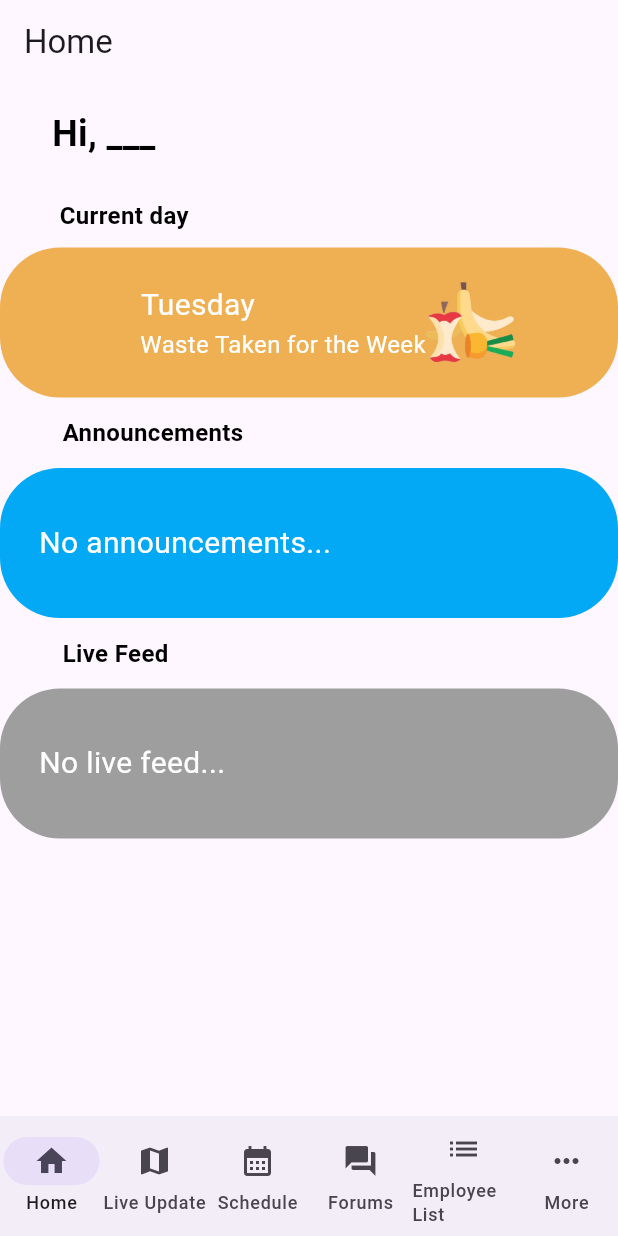
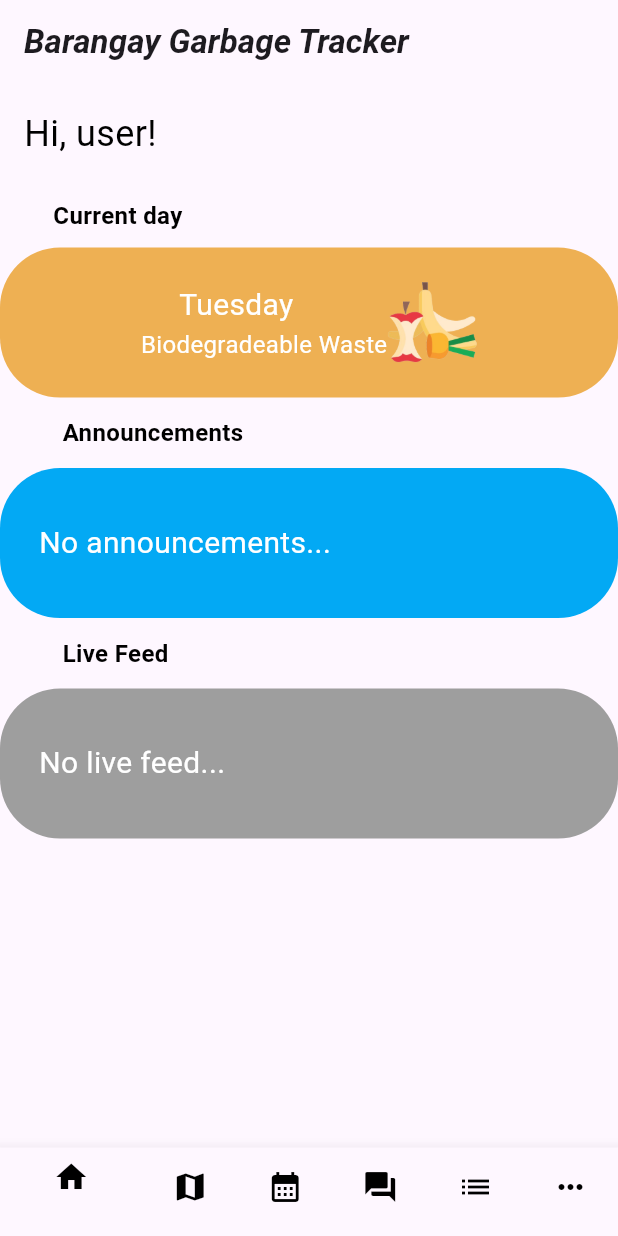
Before and after one commit to johanndgzmn/Criminal-Management, a Flutter app: the screen it shows after launch, on a phone screen of 412 x 824 dp. Run offline on Flutter 3.47's test engine with Material 3 defaults, Android fonts, the phone set to English and light mode, and no system bars.

Commit message:
Added several screens.

```diff
--- a/lib/main.dart
+++ b/lib/main.dart
@@ -1,25 +1,29 @@
 import 'package:flutter/material.dart';
+import 'package:garbage_tracker/forum.dart';
+import 'package:garbage_tracker/list.dart';
+import 'package:garbage_tracker/live_update.dart';
+import 'package:garbage_tracker/schedule.dart';
 import 'package:intl/intl.dart';
-import 'package:garbage_tracker/profile.dart';
 
 void main() {
   runApp(const HomePage());
 }
 
 class HomePage extends StatelessWidget {
-  const HomePage({super.key});
+  const HomePage({Key? key}) : super(key: key);
 
   @override
   Widget build(BuildContext context) {
     return MaterialApp(
       debugShowCheckedModeBanner: false,
       theme: ThemeData(primaryColorDark: Colors.green),
-        home: const RootPage());
+      home: const RootPage(),
+    );
   }
 }
 
 class RootPage extends StatefulWidget {
-  const RootPage({super.key});
+  const RootPage({Key? key}) : super(key: key);
 
   @override
   State<RootPage> createState() => _RootPageState();
@@ -27,27 +31,83 @@ class RootPage extends StatefulWidget {
 
 class _RootPageState extends State<RootPage> {
   int currentPage = 0;
-  List<Widget> pages = const [HomePage(), ProfilePage()];
+
   @override
   Widget build(BuildContext context) {
     return Scaffold(
       appBar: AppBar(
-          // title bar
-          title: const Text('Home'),
+        title: const Text('Barangay Garbage Tracker',
+            style: TextStyle(
+                fontWeight: FontWeight.bold, fontStyle: FontStyle.italic)),
       ),
-        body:
-        Column(
-          // body
+      body: IndexedStack(
+        index: currentPage,
+        children: const [
+          HomePageContent(),
+          LiveUpdatePage(),
+          SchedulePage(),
+          ForumPage(),
+          ListPage(),
+        ],
+      ),
+      bottomNavigationBar: BottomNavigationBar(
+        items: const [
+          BottomNavigationBarItem(
+            icon: Icon(Icons.home, color: Colors.black),
+            label: 'Home',
+          ),
+          BottomNavigationBarItem(
+            icon: Icon(Icons.map, color: Colors.black),
+            label: 'Live Feed',
+          ),
+          BottomNavigationBarItem(
+            icon: Icon(Icons.calendar_month, color: Colors.black),
+            label: 'Schedule',
+          ),
+          BottomNavigationBarItem(
+            icon: Icon(Icons.forum, color: Colors.black),
+            label: 'Forums',
+          ),
+          BottomNavigationBarItem(
+            icon: Icon(Icons.list, color: Colors.black),
+            label: 'Employee List',
+          ),
+          BottomNavigationBarItem(
+            icon: Icon(
+              Icons.more_horiz,
+              color: Colors.black,
+            ),
+            label: '',
+          ),
+        ],
+        currentIndex: currentPage,
+        onTap: (int index) {
+          setState(() {
+            currentPage = index;
+          });
+        },
+        selectedLabelStyle: const TextStyle(color: Colors.black),
+      ),
+    );
+  }
+}
+
+class HomePageContent extends StatelessWidget {
+  const HomePageContent({Key? key}) : super(key: key);
+
+  @override
+  Widget build(BuildContext context) {
+    return SingleChildScrollView(
+      child: Column(
         children: [
           const Padding(
             padding: EdgeInsets.all(16.0),
             child: Align(
               alignment: Alignment.topLeft,
               child: Text(
-                  '   Hi, ___',
+                'Hi, user!',
                 style: TextStyle(
                   fontSize: 24,
-                    fontWeight: FontWeight.bold,
                   color: Colors.black,
                 ),
               ),
@@ -59,7 +119,7 @@ class _RootPageState extends State<RootPage> {
             child: Align(
               alignment: Alignment.topLeft,
               child: Text(
-                  '       Current day',
+                '      Current day',
                 style: TextStyle(
                   fontSize: 16,
                   fontWeight: FontWeight.bold,
@@ -94,32 +154,46 @@ class _RootPageState extends State<RootPage> {
                             color: Colors.white,
                           ),
                         ),
-                          const Text(
-                            "      Waste Taken for the Week",
-                            style: TextStyle(fontSize: 16, color: Colors.white),
+                        Text(
+                          DateTime.now().weekday == 1
+                              ? 'Recyclable Waste'
+                              : DateTime.now().weekday == 2
+                                  ? 'Biodegradeable Waste'
+                                  : DateTime.now().weekday == 3
+                                      ? 'General Waste'
+                                      : DateTime.now().weekday == 4
+                                          ? 'Recyclable Waste'
+                                          : DateTime.now().weekday == 5
+                                              ? 'Biodegradeable Waste'
+                                              : DateTime.now().weekday == 6
+                                                  ? 'General Waste'
+                                                  : 'No Waste Taken',
+                          style: const TextStyle(
+                              fontSize: 16, color: Colors.white),
                         ),
                       ]),
                   Container(
                     alignment: Alignment.centerRight,
                     child: SizedBox(
-                        width: 60, // Adjust width as needed
+                      width: 60,
                       child: Image.asset(
-                            DateTime.now().weekday == 1
+                          DateTime.now().weekday == 1 // Monday
                               ? 'images/recycle.png'
-                                : DateTime.now().weekday == 2
+                              : DateTime.now().weekday == 2 // Tuesday
                                   ? 'images/biodegradable.png'
-                                    : DateTime.now().weekday == 3
+                                  : DateTime.now().weekday == 3 // Wed
                                       ? 'images/generalwaste.png'
-                                        : DateTime.now().weekday == 4
+                                      : DateTime.now().weekday == 4 // Thur
                                           ? 'images/recycle.png'
-                                            : DateTime.now().weekday == 5
+                                          : DateTime.now().weekday == 5 // Fri
                                               ? 'images/biodegradable.png'
-                                                : DateTime.now().weekday == 6
+                                              : DateTime.now().weekday ==
+                                                      6 // Sat
                                                   ? 'images/generalwaste.png'
-                                                    : '',
+                                                  : '', // Sun
                           fit: BoxFit.fitWidth),
                     ),
-                    )
+                  ),
                 ],
               ),
             ),
@@ -198,28 +272,9 @@ class _RootPageState extends State<RootPage> {
               ),
             ),
           ),
-
           // Other widgets
         ],
       ),
-        bottomNavigationBar: NavigationBar(
-          // bottom navigation bar
-          destinations: const [
-            NavigationDestination(icon: Icon(Icons.home), label: 'Home'),
-            NavigationDestination(icon: Icon(Icons.map), label: 'Live Update'),
-            NavigationDestination(
-                icon: Icon(Icons.calendar_month), label: 'Schedule'),
-            NavigationDestination(icon: Icon(Icons.forum), label: 'Forums'),
-            NavigationDestination(
-                icon: Icon(Icons.list), label: 'Employee List'),
-            NavigationDestination(icon: Icon(Icons.more_horiz), label: 'More'),
-          ],
-          onDestinationSelected: (int index) {
-            setState(() {
-              currentPage = index;
-            });
-          },
-          selectedIndex: currentPage,
-        ));
+    );
   }
 }
```
Also changed, not shown: lib/feedcreate.dart (added, +20 -0 lines), lib/forum.dart (added, +19 -0 lines), lib/list.dart (added, +19 -0 lines), lib/live_update.dart (+53 -8 lines), lib/profile.dart (deleted, +0 -12 lines), lib/schedule.dart (added, +19 -0 lines). Lines whose indentation alone changed are shown as unchanged.
